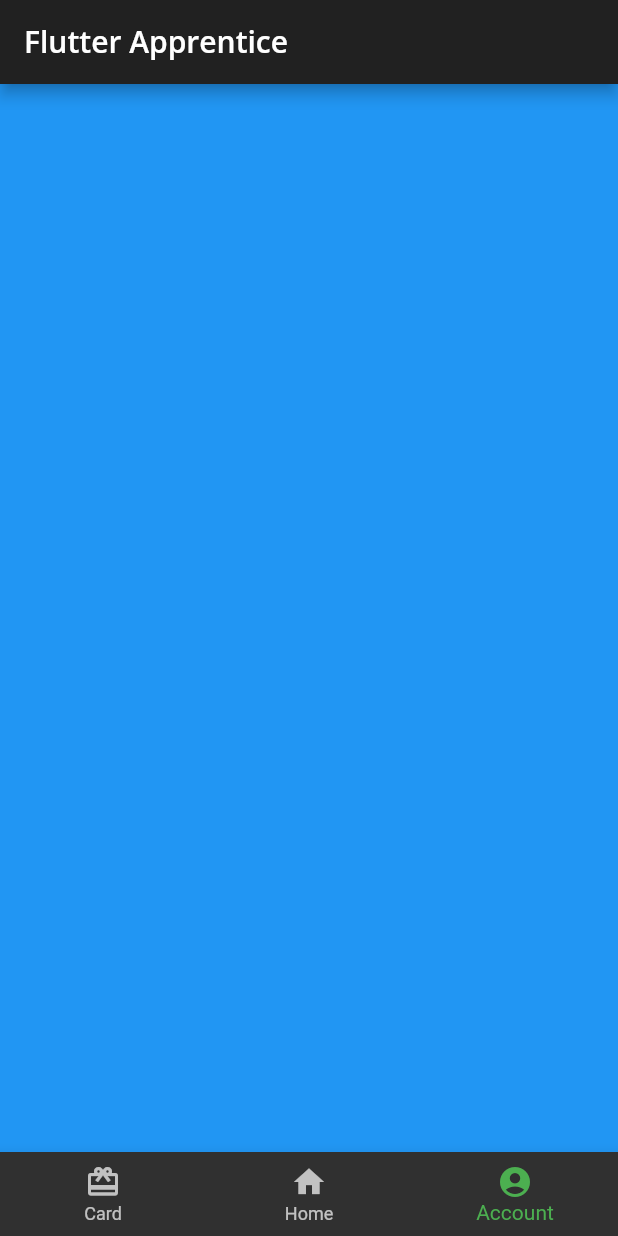
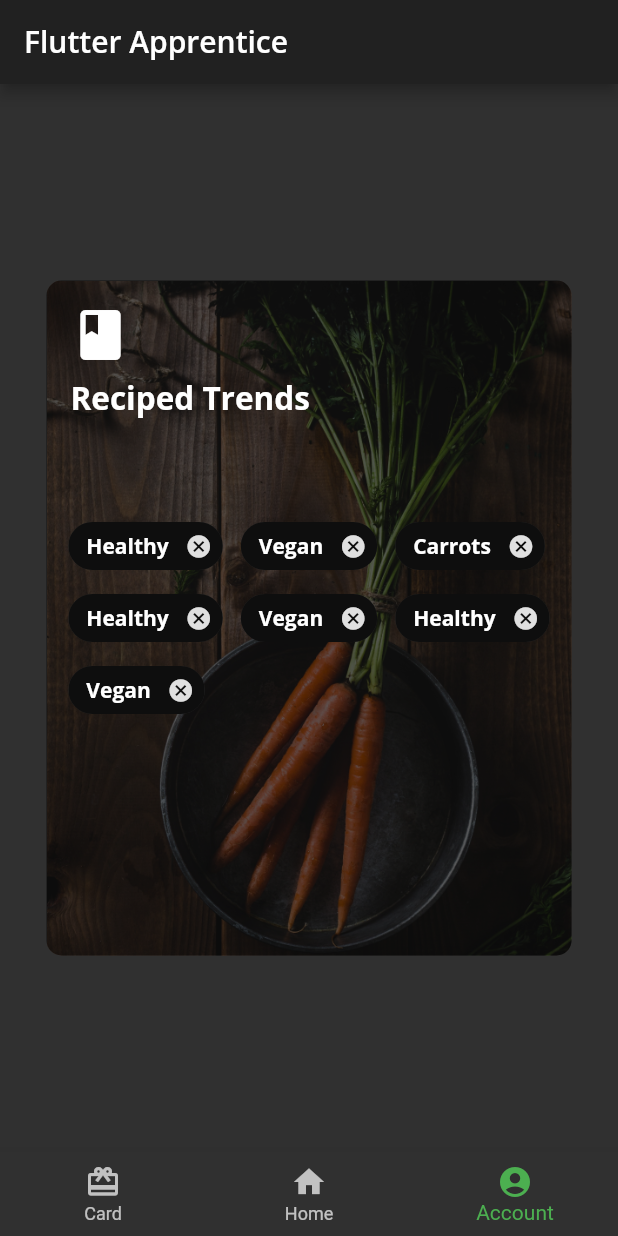
Before and after one commit to sondh0127/flutter_apprentice_learn, a Flutter app: the screen it shows after launch, item 3 of the bottom bar chosen, on a phone screen of 412 x 824 dp. Run offline on Flutter 3.47's test engine with Material 2 defaults, Android fonts, the light colour scheme and no system bars; our stand-ins replace google_fonts.

Commit message:
complete card 3

```diff
--- a/lib/card1.dart
+++ b/lib/card1.dart
@@ -16,14 +16,15 @@
         padding: const EdgeInsets.all(16),
         constraints: BoxConstraints.expand(
           width: 350,
-          height: 350,
+          height: 450,
         ),
         decoration: const BoxDecoration(
-            image: DecorationImage(
-              image: AssetImage('assets/mag1.png'),
-              fit: BoxFit.cover,
-            ),
-            borderRadius: BorderRadius.all(Radius.circular(10.0))),
+          image: DecorationImage(
+            image: AssetImage('assets/mag2.png'),
+            fit: BoxFit.cover,
+          ),
+          borderRadius: BorderRadius.all(Radius.circular(10.0)),
+        ),
         child: Stack(children: [
           Text(category, style: Theme.of(context).textTheme.bodyText1),
           Positioned(
--- /dev/null
+++ b/lib/card3.dart
@@ -0,0 +1,137 @@
+import 'package:flutter/material.dart';
+import 'package:mac_flutter/fooderlich_theme.dart';
+
+class Card3 extends StatelessWidget {
+  const Card3({Key? key}) : super(key: key);
+
+  final String category = 'Editor\'s choice';
+  final String title = 'The Art of Dough';
+  final String description = 'Learn to make the perfect bread';
+  final String chef = 'Son Hong Do';
+
+  @override
+  Widget build(BuildContext context) {
+    return Center(
+      // TODO: Card1 Decorate Container
+      child: Container(
+        constraints: BoxConstraints.expand(
+          width: 350,
+          height: 450,
+        ),
+        decoration: const BoxDecoration(
+            image: DecorationImage(
+              image: AssetImage('assets/mag2.png'),
+              fit: BoxFit.cover,
+            ),
+            borderRadius: BorderRadius.all(Radius.circular(10.0))),
+        child: Stack(
+          children: [
+            Container(
+              decoration: BoxDecoration(
+                color: Colors.black.withOpacity(0.6),
+                borderRadius: const BorderRadius.all(Radius.circular(10.0)),
+              ),
+            ),
+            Container(
+              padding: const EdgeInsets.all(16),
+              child: Column(
+                crossAxisAlignment: CrossAxisAlignment.start,
+                children: [
+                  const Icon(
+                    Icons.book,
+                    color: Colors.white,
+                    size: 40,
+                  ),
+                  const SizedBox(height: 8),
+                  Text(
+                    'Reciped Trends',
+                    style: FooderlichTheme.darkTextTheme.headline2,
+                  ),
+                  const SizedBox(height: 30),
+                ],
+              ),
+            ),
+            Center(
+              child: Wrap(
+                alignment: WrapAlignment.start,
+                spacing: 12,
+                children: [
+                  Chip(
+                    label: Text(
+                      'Healthy',
+                      style: FooderlichTheme.darkTextTheme.bodyText1,
+                    ),
+                    backgroundColor: Colors.black.withOpacity(0.7),
+                    onDeleted: () {
+                      print('Deleted');
+                    },
+                  ),
+                  Chip(
+                    label: Text(
+                      'Vegan',
+                      style: FooderlichTheme.darkTextTheme.bodyText1,
+                    ),
+                    backgroundColor: Colors.black.withOpacity(0.7),
+                    onDeleted: () {
+                      print('Deleted');
+                    },
+                  ),
+                  Chip(
+                    label: Text(
+                      'Carrots',
+                      style: FooderlichTheme.darkTextTheme.bodyText1,
+                    ),
+                    backgroundColor: Colors.black.withOpacity(0.7),
+                    onDeleted: () {
+                      print('Deleted');
+                    },
+                  ),
+                  Chip(
+                    label: Text(
+                      'Healthy',
+                      style: FooderlichTheme.darkTextTheme.bodyText1,
+                    ),
+                    backgroundColor: Colors.black.withOpacity(0.7),
+                    onDeleted: () {
+                      print('Deleted');
+                    },
+                  ),
+                  Chip(
+                    label: Text(
+                      'Vegan',
+                      style: FooderlichTheme.darkTextTheme.bodyText1,
+                    ),
+                    backgroundColor: Colors.black.withOpacity(0.7),
+                    onDeleted: () {
+                      print('Deleted');
+                    },
+                  ),
+                  Chip(
+                    label: Text(
+                      'Healthy',
+                      style: FooderlichTheme.darkTextTheme.bodyText1,
+                    ),
+                    backgroundColor: Colors.black.withOpacity(0.7),
+                    onDeleted: () {
+                      print('Deleted');
+                    },
+                  ),
+                  Chip(
+                    label: Text(
+                      'Vegan',
+                      style: FooderlichTheme.darkTextTheme.bodyText1,
+                    ),
+                    backgroundColor: Colors.black.withOpacity(0.7),
+                    onDeleted: () {
+                      print('Deleted');
+                    },
+                  ),
+                ],
+              ),
+            )
+          ],
+        ),
+      ),
+    );
+  }
+}
--- a/lib/home.dart
+++ b/lib/home.dart
@@ -1,6 +1,7 @@
 import 'package:flutter/material.dart';
 import 'package:mac_flutter/card1.dart';
 import 'package:mac_flutter/card2.dart';
+import 'package:mac_flutter/card3.dart';
 
 class Home extends StatefulWidget {
   const Home({Key? key, required this.title}) : super(key: key);
@@ -15,12 +16,9 @@
   int _selectedIndex = 0;
 
   static List<Widget> pages = <Widget>[
-    // TODO: Replace with Card1
     Card1(),
-    // TODO: Replace with Card2
     Card2(),
-    // TODO: Replace with Card3
-    Container(color: Colors.blue)
+    Card3(),
   ];
 
   void _onItemTapped(int index) {
```
